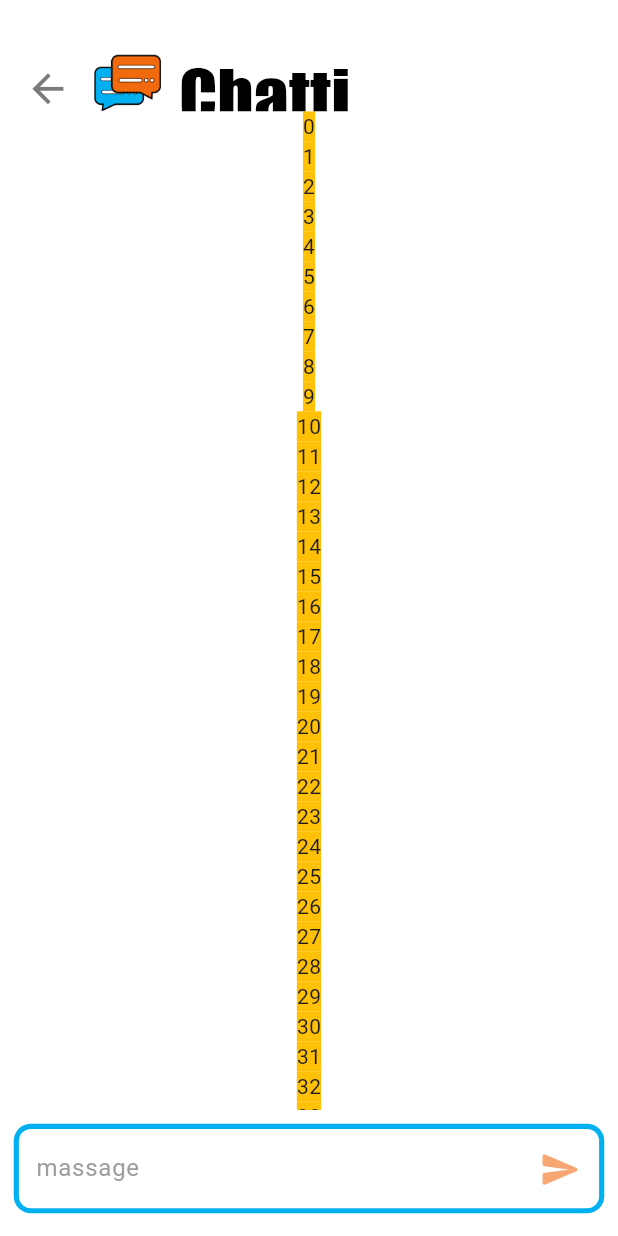
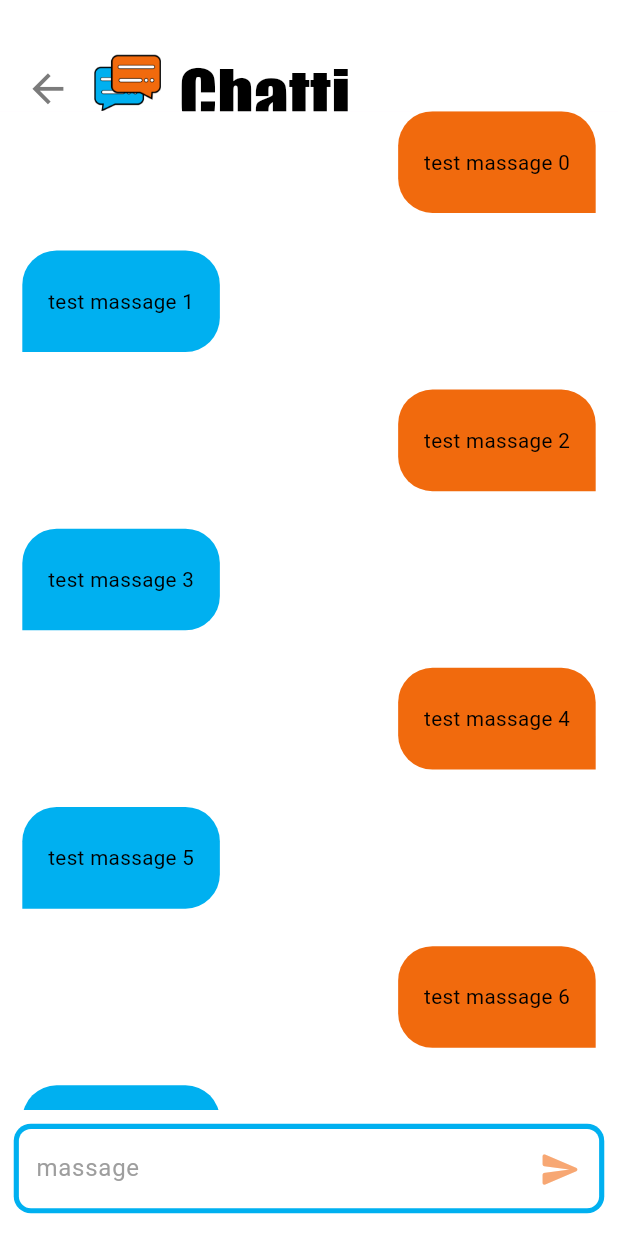
Before and after one commit to Mohand-2004/Chatti, a Flutter app: the screen it shows after launch, on a phone screen of 412 x 824 dp. Run offline on Flutter 3.47's test engine with Material 3 defaults, Android fonts, the phone set to English and light mode, and no system bars; our stand-ins replace device_preview, firebase_auth, firebase_core, flutter_bloc, flutter_screenutil; accounts and stored records are empty.

Commit message:
create chatbubble and finish chatpage

```diff
--- a/lib/cubits/core_controller.dart
+++ b/lib/cubits/core_controller.dart
@@ -43,6 +43,27 @@ class CoreController{
   }
 
   bool matchPasswordsValidate() => passwordSignController.text == confirmpasswordController.text;
+
+  String formteMassage(String massage){
+    int counter = 0;
+    String newMassage = '';
+    for(int i = 0;i<massage.length;i++){
+      switch(massage[i]){
+        case '\n':
+          counter = 0;
+          break;
+        default:
+          counter++;
+          break;
+      }
+      newMassage += massage[i];
+      if(counter > 45){
+        counter = 0;
+        newMassage += '\n';
+      }
+    }
+    return newMassage;
+  }
 
   String stronglevel(String password){
     List numbers = ['0','1','2','3','4','5','6','7','8','9'];
--- a/lib/main.dart
+++ b/lib/main.dart
@@ -44,8 +44,8 @@ void main() async {
     DeviceOrientation.portraitUp,
     DeviceOrientation.portraitUp,
   ]);
-  //runApp(DevicePreview(builder:(context) => const MyApp(),));
-  runApp(const MyApp());
+  runApp(DevicePreview(builder:(context) => const MyApp(),));
+  //runApp(const MyApp());
   await Firebase.initializeApp(
     options: DefaultFirebaseOptions.currentPlatform,
   );
--- /dev/null
+++ b/lib/models/chat_bubble.dart
@@ -0,0 +1 @@
+mixin ChatBubble{}
--- a/lib/screens/chat_page.dart
+++ b/lib/screens/chat_page.dart
@@ -1,8 +1,11 @@
 import 'package:flutter/material.dart';
 import 'package:flutter_screenutil/flutter_screenutil.dart';
+import 'package:my_app/cubits/core_controller.dart';
+import 'package:my_app/widgets/friend_chat_bubble.dart';
 import 'dart:io' show Platform;
 
 import 'package:my_app/widgets/massaging_text_feild.dart';
+import 'package:my_app/widgets/self_chat_bubble.dart';
 
 class ChatPage extends StatelessWidget {
   const ChatPage({super.key});
@@ -81,13 +84,19 @@ class ChatPage extends StatelessWidget {
             // massages listVeiw
             Expanded(
               child: ListView.builder(
+                padding: EdgeInsets.symmetric(horizontal: 10.w),
                   itemBuilder:(context, index){
                   return Column(
                     children: [
-                      Container(
-                        color: Colors.amber,
-                        child: Text('$index'),
+                      index % 2 == 0 ? SelfChatBubble(
+                        radius: 20.r,
+                        massage: coreController.formteMassage('test massage $index'),
+                      ) : FriendChatBubble(
+                        radius: 20.r,
+                        massage: coreController.formteMassage('test massage $index'),
                       ),
+
+                      const SizedBox(height: 25,),
                     ],
                   );
                 },
--- /dev/null
+++ b/lib/widgets/friend_chat_bubble.dart
@@ -0,0 +1,37 @@
+import 'package:flutter/material.dart';
+import 'package:flutter_screenutil/flutter_screenutil.dart';
+import 'package:my_app/models/app_colors.dart';
+import 'package:my_app/models/chat_bubble.dart';
+
+class FriendChatBubble extends StatelessWidget with ChatBubble{
+  final double radius;
+  final String massage;
+  const FriendChatBubble({super.key,required this.massage,this.radius = 15});
+  @override
+  Widget build(BuildContext context){
+    return Row(
+      children: [
+        SizedBox(width: 3.w,),
+        Container(
+          padding: EdgeInsets.symmetric(horizontal: 15.w,vertical: 20.h),
+          decoration: BoxDecoration(
+            color: AppColors.hellBlue,
+            borderRadius: BorderRadius.only(
+              topLeft: Radius.circular(radius),
+              bottomRight: Radius.circular(radius),
+              topRight: Radius.circular(radius),
+            ),
+          ),
+          child: Text(
+            massage,
+            style: TextStyle(
+              color: Colors.black,
+              fontSize: 12.r,
+            ),
+          ),
+        ),
+        const Spacer(),
+      ],
+    );
+  }
+}
--- /dev/null
+++ b/lib/widgets/self_chat_bubble.dart
@@ -0,0 +1,37 @@
+import 'package:flutter/material.dart';
+import 'package:flutter_screenutil/flutter_screenutil.dart';
+import 'package:my_app/models/app_colors.dart';
+import 'package:my_app/models/chat_bubble.dart';
+
+class SelfChatBubble extends StatelessWidget with ChatBubble{
+  final double radius;
+  final String massage;
+  const SelfChatBubble({super.key,required this.massage,this.radius = 15});
+  @override
+  Widget build(BuildContext context){
+    return Row(
+      children: [
+        const Spacer(),
+        Container(
+          padding: EdgeInsets.symmetric(horizontal: 15.w,vertical: 20.h),
+          decoration: BoxDecoration(
+            color: AppColors.orange,
+            borderRadius: BorderRadius.only(
+              topLeft: Radius.circular(radius),
+              bottomLeft: Radius.circular(radius),
+              topRight: Radius.circular(radius),
+            ),
+          ),
+          child: Text(
+            massage,
+            style: TextStyle(
+              color: Colors.black,
+              fontSize: 12.r,
+            ),
+          ),
+        ),
+        SizedBox(width: 3.w,)
+      ],
+    );
+  }
+}
```
